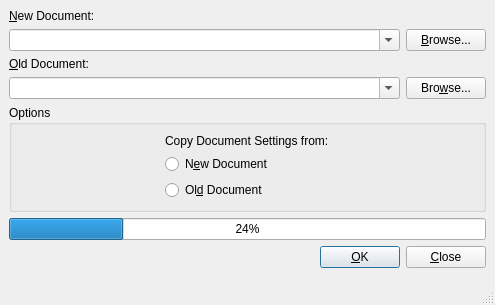
Before: the Qt Designer form src/frontends/qt4/ui/CompareUi.ui in cburschka/lyx, drawn with Qt 5.
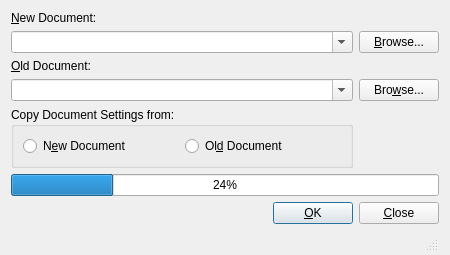
After: the same form once the commit is applied.

The edit to the form file:
```diff
--- a/src/frontends/qt4/ui/CompareUi.ui
+++ b/src/frontends/qt4/ui/CompareUi.ui
@@ -5,27 +5,16 @@
    <rect>
     <x>0</x>
     <y>0</y>
-    <width>495</width>
-    <height>302</height>
+    <width>450</width>
+    <height>246</height>
    </rect>
   </property>
   <property name="windowTitle">
    <string/>
   </property>
-  <property name="sizeGripEnabled">
-   <bool>true</bool>
-  </property>
-  <layout class="QGridLayout">
-   <property name="margin">
-    <number>0</number>
-   </property>
-   <item row="0" column="0">
-    <layout class="QGridLayout">
-     <property name="margin">
-      <number>9</number>
-     </property>
-     <property name="spacing">
-      <number>6</number>
+  <layout class="QGridLayout" name="gridLayout">
+   <property name="bottomMargin">
+    <number>3</number>
      </property>
      <item row="0" column="0">
       <widget class="QLabel" name="newFileLA">
@@ -38,13 +27,9 @@
       </widget>
      </item>
      <item row="1" column="0">
-      <layout class="QHBoxLayout">
-       <item>
         <widget class="QComboBox" name="newFileCB">
          <property name="sizePolicy">
-          <sizepolicy>
-           <hsizetype>7</hsizetype>
-           <vsizetype>0</vsizetype>
+      <sizepolicy hsizetype="Expanding" vsizetype="Fixed">
            <horstretch>0</horstretch>
            <verstretch>0</verstretch>
           </sizepolicy>
@@ -54,16 +39,8 @@
          </property>
         </widget>
        </item>
-       <item>
+   <item row="1" column="1">
         <widget class="QPushButton" name="newFilePB">
-         <property name="sizePolicy">
-          <sizepolicy>
-           <hsizetype>5</hsizetype>
-           <vsizetype>0</vsizetype>
-           <horstretch>0</horstretch>
-           <verstretch>0</verstretch>
-          </sizepolicy>
-         </property>
          <property name="text">
           <string>&amp;Browse...</string>
          </property>
@@ -72,8 +49,6 @@
          </property>
         </widget>
        </item>
-      </layout>
-     </item>
      <item row="2" column="0">
       <widget class="QLabel" name="oldFileLA">
        <property name="text">
@@ -85,13 +60,9 @@
       </widget>
      </item>
      <item row="3" column="0">
-      <layout class="QHBoxLayout">
-       <item>
         <widget class="QComboBox" name="oldFileCB">
          <property name="sizePolicy">
-          <sizepolicy>
-           <hsizetype>7</hsizetype>
-           <vsizetype>0</vsizetype>
+      <sizepolicy hsizetype="Expanding" vsizetype="Fixed">
            <horstretch>0</horstretch>
            <verstretch>0</verstretch>
           </sizepolicy>
@@ -101,16 +72,8 @@
          </property>
         </widget>
        </item>
-       <item>
+   <item row="3" column="1">
         <widget class="QPushButton" name="oldFilePB">
-         <property name="sizePolicy">
-          <sizepolicy>
-           <hsizetype>5</hsizetype>
-           <vsizetype>0</vsizetype>
-           <horstretch>0</horstretch>
-           <verstretch>0</verstretch>
-          </sizepolicy>
-         </property>
          <property name="text">
           <string>Bro&amp;wse...</string>
          </property>
@@ -119,54 +82,26 @@
          </property>
         </widget>
        </item>
-      </layout>
-     </item>
      <item row="4" column="0">
       <widget class="QGroupBox" name="groupBox">
        <property name="sizePolicy">
-        <sizepolicy>
-         <hsizetype>7</hsizetype>
-         <vsizetype>0</vsizetype>
+      <sizepolicy hsizetype="Expanding" vsizetype="Fixed">
          <horstretch>0</horstretch>
          <verstretch>0</verstretch>
         </sizepolicy>
        </property>
        <property name="title">
-        <string>Options</string>
-       </property>
-       <layout class="QGridLayout">
-        <property name="margin"> 
-         <number>9</number>
-        </property>
-        <property name="spacing">
-         <number>6</number>
-        </property>
-        <item row="0" column="0">
-         <widget class="QLabel" name="label">
-          <property name="sizePolicy">
-           <sizepolicy>
-            <hsizetype>0</hsizetype>
-            <vsizetype>0</vsizetype>
-            <horstretch>0</horstretch>
-            <verstretch>0</verstretch>
-           </sizepolicy>
-          </property>
-          <property name="text">
            <string>Copy Document Settings from:</string>
           </property>
-          <property name="scaledContents">
-           <bool>true</bool>
-          </property>
-         </widget>
-        </item>
-        <item row="1" column="0">
+     <layout class="QHBoxLayout" name="horizontalLayout">
+      <item>
          <widget class="QRadioButton" name="newSettingsRB">
           <property name="text">
            <string>N&amp;ew Document</string>
           </property>
          </widget>
         </item>
-        <item row="2" column="0">
+      <item>
          <widget class="QRadioButton" name="oldSettingsRB">
           <property name="text">
            <string>Ol&amp;d Document</string>
@@ -176,7 +111,7 @@
        </layout>
       </widget>
      </item>
-     <item row="5" column="0">
+   <item row="5" column="0" colspan="2">
       <widget class="QProgressBar" name="progressBar">
        <property name="value">
         <number>24</number>
@@ -186,7 +121,7 @@
        </property>
       </widget>
      </item>
-     <item row="6" column="0" >
+   <item row="6" column="0" colspan="2">
       <layout class="QHBoxLayout">
        <property name="spacing">
         <number>6</number>
@@ -238,9 +173,7 @@
        </item>
       </layout>
      </item>
-    </layout>
-   </item>
-   <item row="1" column="0" >
+   <item row="7" column="0" colspan="2">
     <widget class="QStatusBar" name="statusBar"/>
    </item>
   </layout>
```
Left out of the diff: 3 changed lines with no effect on the pictures. Lines whose indentation alone changed are shown as unchanged.
